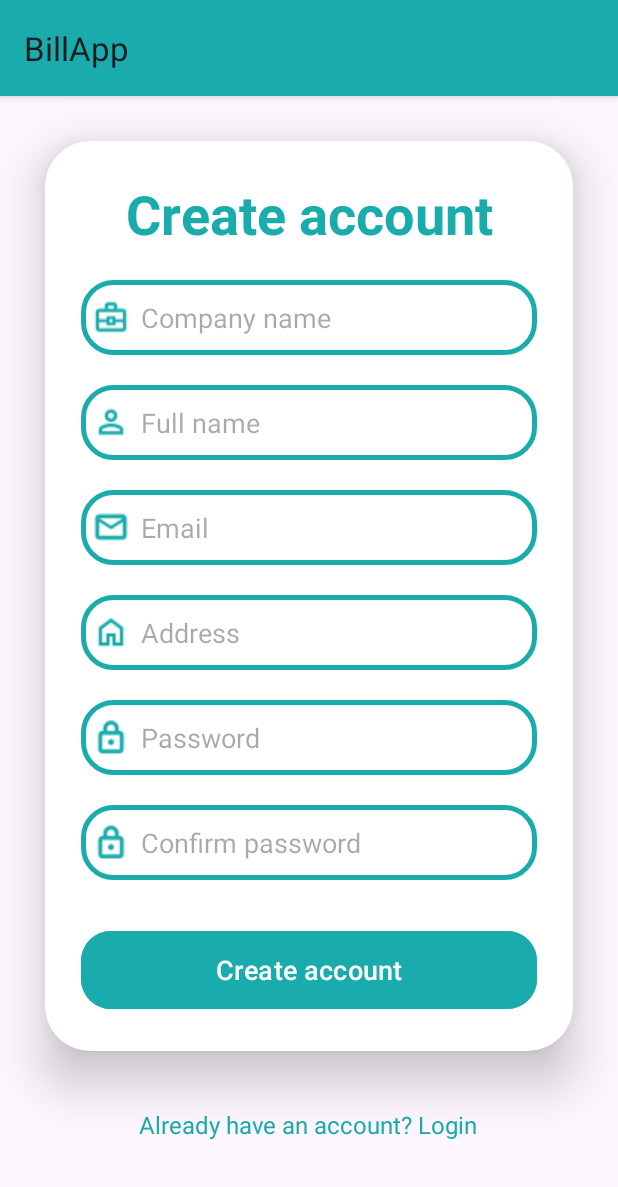
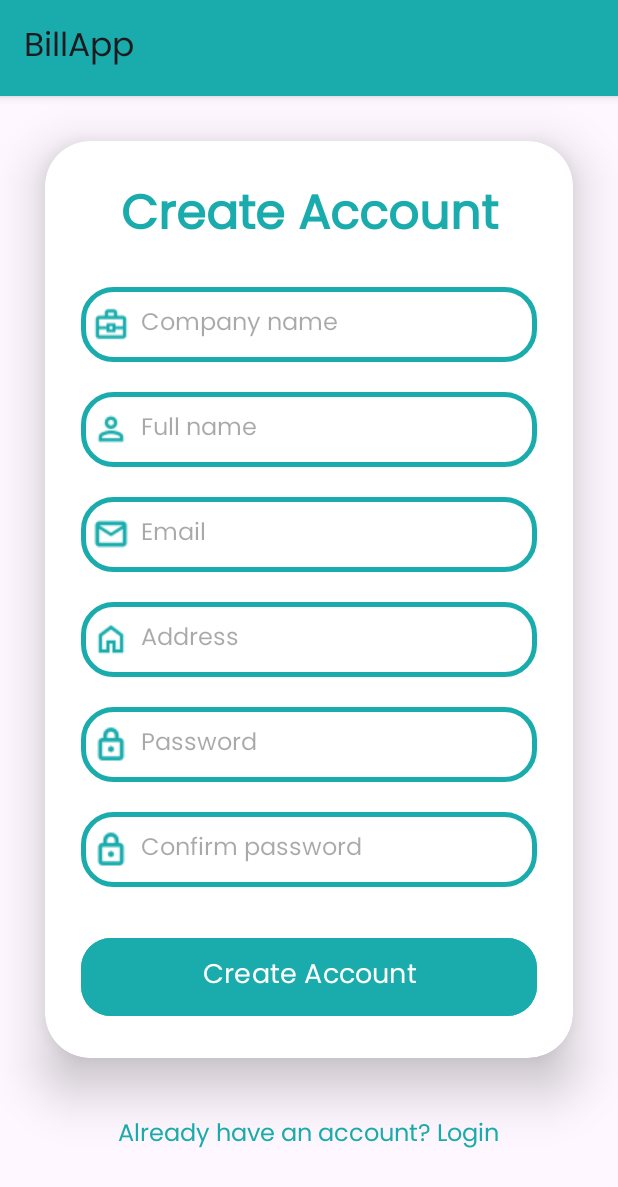
Before and after one commit to Dixitvara/Bill-app, an Android app: the SignupPage screen opened directly, with no data from a screen before it, on a phone screen of 412 x 824 dp. Shown: the top 1187 px of the screen. Run offline under Robolectric (Android 15) with nearby library versions, the phone set to English and light mode, and no system bars; our stand-ins replace Firebase (no records; nobody signed in at launch, a user with empty details on screens opened directly).

Commit message:
theme changes

```diff
--- a/app/src/main/res/layout/activity_main.xml
+++ b/app/src/main/res/layout/activity_main.xml
@@ -49,7 +49,8 @@
                     android:hint="@string/email"
                     android:padding="8dp"
                     android:textColor="@color/black"
-                    android:textColorHighlight="@color/cardview_dark_background" />
+                    android:textColorHighlight="@color/cardview_dark_background"
+                    android:textSize="16dp" />
 
                 <EditText
                     android:id="@+id/passwordEt"
@@ -63,7 +64,8 @@
                     android:inputType="textPassword"
                     android:padding="8dp"
                     android:textColor="@color/black"
-                    android:textColorHighlight="@color/cardview_dark_background" />
+                    android:textColorHighlight="@color/cardview_dark_background"
+                    android:textSize="16dp" />
 
                 <CheckBox
                     android:id="@+id/chkbox"
--- a/app/src/main/res/layout/activity_signup_page.xml
+++ b/app/src/main/res/layout/activity_signup_page.xml
@@ -34,7 +34,7 @@
                     android:text="@string/create_account"
                     android:textAlignment="center"
                     android:textColor="@color/App_color"
-                    android:textSize="36sp"
+                    android:textSize="32sp"
                     android:textStyle="bold" />
 
                 <EditText
@@ -50,7 +50,8 @@
                     android:inputType="textPersonName"
                     android:padding="8dp"
                     android:textColor="@color/black"
-                    android:textColorHighlight="@color/cardview_dark_background" />
+                    android:textColorHighlight="@color/cardview_dark_background"
+                    android:textSize="16dp" />
 
                 <EditText
                     android:id="@+id/fullname"
@@ -65,7 +66,9 @@
                     android:inputType="textPersonName"
                     android:padding="8dp"
                     android:textColor="@color/black"
-                    android:textColorHighlight="@color/cardview_dark_background" />
+
+                    android:textColorHighlight="@color/cardview_dark_background"
+                    android:textSize="16dp" />
 
                 <EditText
                     android:id="@+id/email"
@@ -80,7 +83,9 @@
                     android:inputType="textEmailAddress"
                     android:padding="8dp"
                     android:textColor="@color/black"
-                    android:textColorHighlight="@color/cardview_dark_background" />
+
+                    android:textColorHighlight="@color/cardview_dark_background"
+                    android:textSize="16dp" />
 
                 <EditText
                     android:id="@+id/address"
@@ -93,9 +98,11 @@
                     android:drawablePadding="8dp"
                     android:hint="@string/address"
                     android:inputType="textPostalAddress"
+
                     android:padding="8dp"
                     android:textColor="@color/black"
-                    android:textColorHighlight="@color/cardview_dark_background" />
+                    android:textColorHighlight="@color/cardview_dark_background"
+                    android:textSize="16dp" />
 
                 <EditText
                     android:id="@+id/password"
@@ -108,9 +115,11 @@
                     android:drawablePadding="8dp"
                     android:hint="@string/password"
                     android:inputType="textPassword"
+
                     android:padding="8dp"
                     android:textColor="@color/black"
-                    android:textColorHighlight="@color/cardview_dark_background" />
+                    android:textColorHighlight="@color/cardview_dark_background"
+                    android:textSize="16dp" />
 
                 <EditText
                     android:id="@+id/cpassword"
@@ -125,7 +134,9 @@
                     android:inputType="textPassword"
                     android:padding="8dp"
                     android:textColor="@color/black"
-                    android:textColorHighlight="@color/cardview_dark_background" />
+
+                    android:textColorHighlight="@color/cardview_dark_background"
+                    android:textSize="16dp" />
 
                 <Button
                     android:id="@+id/loginButton"
--- a/app/src/main/res/values/strings.xml
+++ b/app/src/main/res/values/strings.xml
@@ -6,7 +6,7 @@
     <string name="not_yet_registered_signup_now">Not yet registered? SignUp Now</string>
     <string name="submit">Submit</string>
     <string name="already_have_an_account_login">Already have an account? Login</string>
-    <string name="create_account">Create account</string>
+    <string name="create_account">Create Account</string>
     <string name="company_name">Company name</string>
     <string name="full_name">Full name</string>
     <string name="address">Address</string>
--- a/app/src/main/res/values/style.xml
+++ b/app/src/main/res/values/style.xml
@@ -1,8 +1,8 @@
 <?xml version="1.0" encoding="utf-8"?>
 <resources>
     <!-- Base application theme. -->
-    <style name="AppTheme" parent="Theme.AppCompat.Light.DarkActionBar">
-        <item name="colorPrimary">#1AACAC</item>
+    <style name="AppTheme" parent="android:Theme.Holo.Light">
+        <item name="colorPrimary">@color/App_color</item>
         <item name="fontFamily">@font/poppins</item>
         <item name="android:fontFamily">@font/poppins</item>
     </style>
--- a/app/src/main/res/values/themes.xml
+++ b/app/src/main/res/values/themes.xml
@@ -3,6 +3,15 @@
     <style name="Base.Theme.BillApp" parent="Theme.Material3.DayNight">
         <!-- Customize your light theme here. -->
         <!-- <item name="colorPrimary">@color/my_light_primary</item> -->
+
+        <item name="colorPrimary">@color/App_color</item>
+        <item name="fontFamily">@font/poppins</item>
+        <item name="android:fontFamily">@font/poppins</item>
+
+    </style>
+
+    <style name="MyActionBar" parent="@android:style/Theme.Holo.Light">
+        <item name="android:background">@color/App_color</item>
     </style>
 
     <style name="Theme.BillApp" parent="Base.Theme.BillApp" />
```
